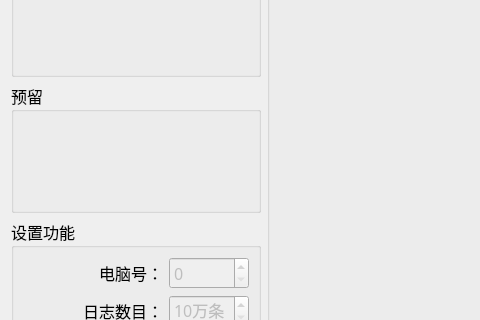
Qt form FiberBox/setups/setup_mainwid.ui (ChinaClever/PM-Tool) before a commit; both pictures show x 0 to 480 and y 200 to 520 of the 1146 by 724 pixel window.
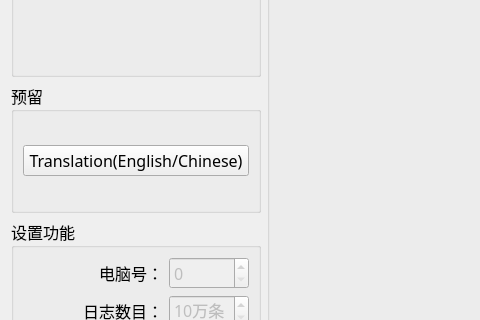
The same form after that commit.

```diff
--- a/FiberBox/setups/setup_mainwid.ui
+++ b/FiberBox/setups/setup_mainwid.ui
@@ -124,7 +124,15 @@
      <property name="title">
       <string>预留</string>
      </property>
-     <layout class="QGridLayout" name="gridLayout_3"/>
+     <layout class="QGridLayout" name="gridLayout_3">
+      <item row="0" column="0">
+       <widget class="QPushButton" name="Translation">
+        <property name="text">
+         <string>Translation(English/Chinese)</string>
+        </property>
+       </widget>
+      </item>
+     </layout>
     </widget>
    </item>
    <item row="3" column="0">
```
